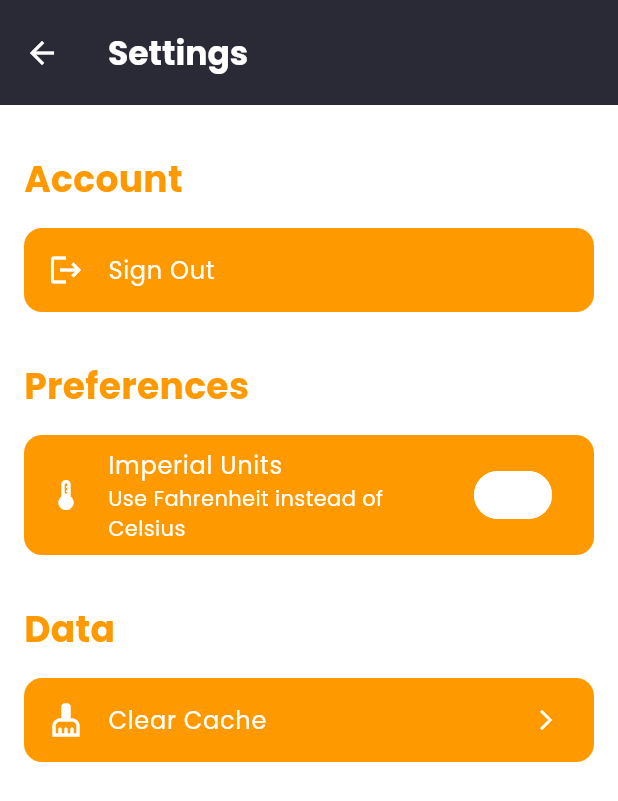
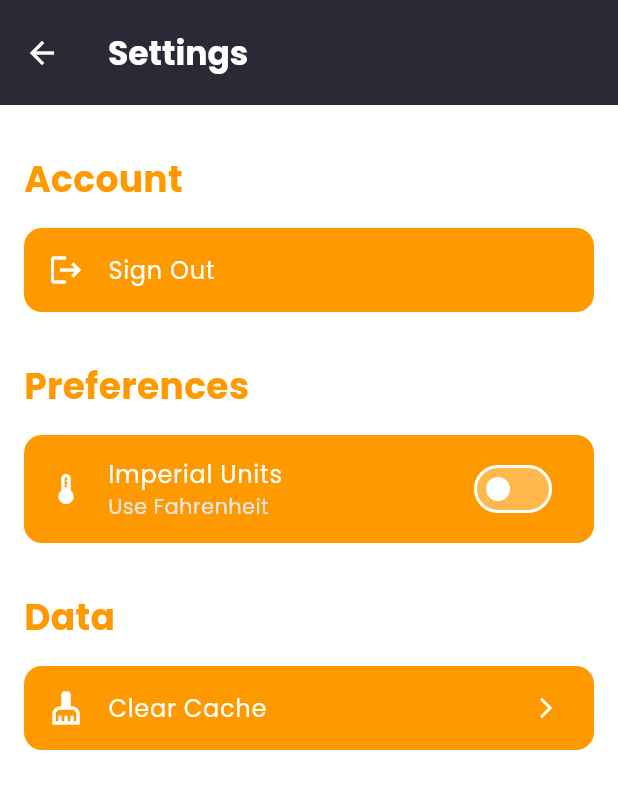
Before and after one commit to KempDewulf/envirosense-app, a Flutter app: the SettingsScreen screen opened directly, on a phone screen of 412 x 824 dp. Shown: the top 801 px of the screen. Run offline on Flutter 3.47's test engine with Material 3 defaults, Android fonts, the phone set to English and light mode, and no system bars; our stand-ins replace dotted_border, firebase_auth, firebase_core, firebase_messaging, flutter_dotenv, google_fonts and 4 more; missing offline and left inert: mobile_scanner; accounts and stored records are empty.

Commit message:
style: update subtitle text and adjust color for Fahrenheit option in SettingsScreen

```diff
--- a/lib/presentation/views/settings_screen.dart
+++ b/lib/presentation/views/settings_screen.dart
@@ -66,11 +66,14 @@ class _SettingsScreenState extends State<SettingsScreen> with SingleTickerProvid
                   style: TextStyle(color: AppColors.whiteColor),
                 ),
                 subtitle: const Text(
-                  'Use Fahrenheit instead of Celsius',
-                  style: TextStyle(color: AppColors.whiteColor),
+                  'Use Fahrenheit',
+                  style: TextStyle(color: AppColors.lightGrayColor),
                 ),
                 value: _useImperialUnits,
                 activeColor: AppColors.accentColor,
+                activeTrackColor: AppColors.accentColor.withOpacity(0.5),
+                inactiveThumbColor: AppColors.whiteColor,
+                inactiveTrackColor: AppColors.whiteColor.withOpacity(0.3),
                 secondary: const Icon(
                   Icons.thermostat,
                   color: AppColors.whiteColor,
```
